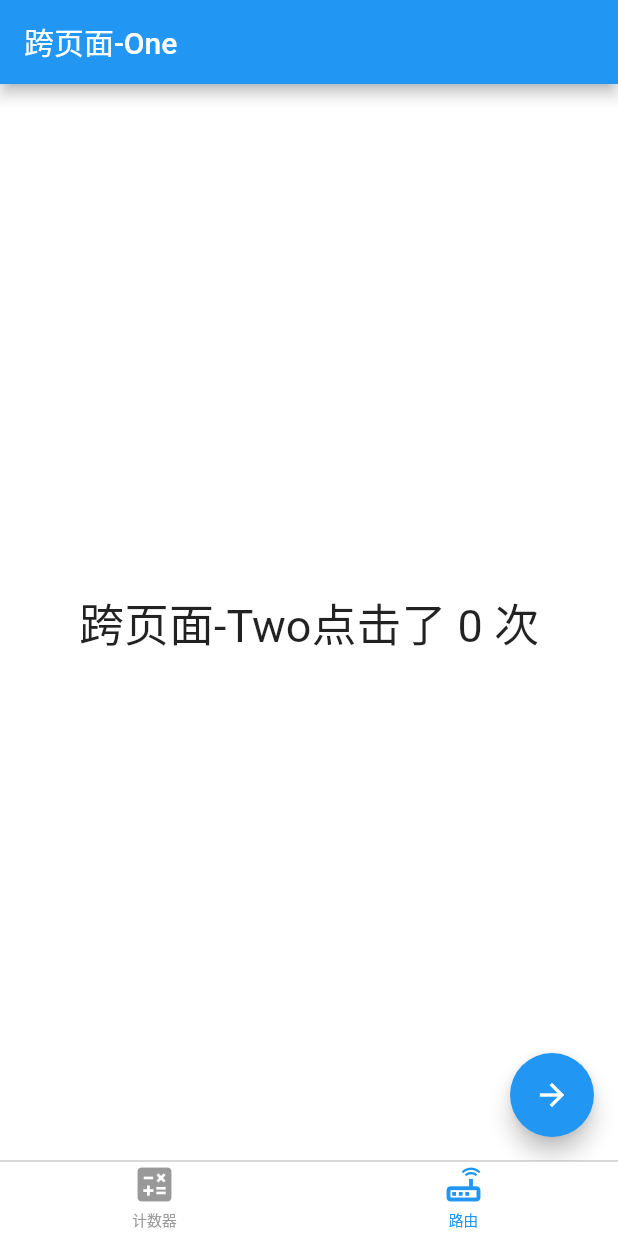
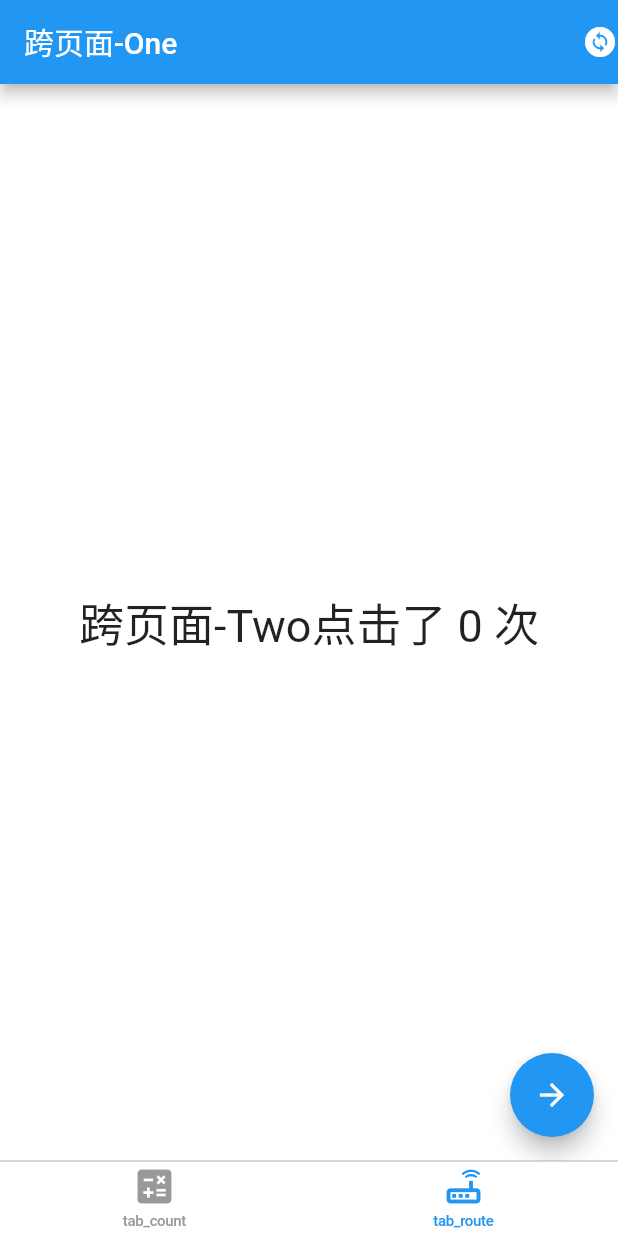
Before and after one commit to KeepStudyingAce/GetXDemo, a Flutter app: the screen it shows after launch, item 2 of the bottom bar chosen, on a phone screen of 412 x 824 dp. Run offline on Flutter 3.47's test engine with Material 2 defaults, Android fonts, the phone set to English and light mode, and no system bars; our stand-ins replace get.

Commit message:
GetX实现国际化

```diff
--- /dev/null
+++ b/lib/app_localizations.dart
@@ -0,0 +1,9 @@
+import 'package:get/get.dart';
+
+class AppLocalizations extends Translations {
+  @override
+  Map<String, Map<String, String>> get keys => {
+        'zh_CN': {"tab_count": "计数器", "tab_route": "路由"},
+        'en_US': {"tab_count": "Count", "tab_route": "Route"},
+      };
+}
--- a/lib/main.dart
+++ b/lib/main.dart
@@ -1,9 +1,11 @@
 import 'package:flutter/cupertino.dart';
 import 'package:flutter/material.dart';
 import 'package:get/get_navigation/src/root/get_material_app.dart';
+import 'package:getx_demo/app_localizations.dart';
 import 'package:getx_demo/pages/counter_get_page.dart';
 import 'package:getx_demo/pages/get_jump_one_page.dart';
 import 'package:getx_demo/route_config.dart';
+import 'package:get/get.dart';
 
 void main() {
   runApp(MyApp());
@@ -14,6 +16,9 @@ class MyApp extends StatelessWidget {
   @override
   Widget build(BuildContext context) {
     return GetMaterialApp(
+      translations: AppLocalizations(), // 你的翻译
+      locale: Locale('en', 'US'), // 将会按照此处指定的语言翻译
+      fallbackLocale: Locale('zh', 'CN'), // 添加一个回调语言选项，以备上面指定的语言翻译不存在
       title: 'Flutter Demo',
       theme: ThemeData(
         primarySwatch: Colors.blue,
@@ -26,12 +31,12 @@ class MyApp extends StatelessWidget {
           backgroundColor: Colors.white,
           items: [
             BottomNavigationBarItem(
-              label: "计数器",
+              label: "tab_count".tr,
               icon: Icon(Icons.calculate),
               activeIcon: Icon(Icons.calculate_outlined),
             ),
             BottomNavigationBarItem(
-              label: "路由",
+              label: "tab_route".tr,
               icon: Icon(Icons.router),
               activeIcon: Icon(Icons.router_outlined),
             )
--- a/lib/pages/counter_build_page.dart
+++ b/lib/pages/counter_build_page.dart
@@ -16,7 +16,7 @@ initState，dispose等：GetBuilder拥有StatefulWidget所有周期回调，可
   Widget build(BuildContext context) {
     return Scaffold(
       appBar: AppBar(
-        title: const Text('GetX(Obx)计数器'),
+        title: const Text('GetX(GetBuilder)计数器'),
       ),
       body: Center(
         child: GetBuilder<CounterGetController>(
--- a/lib/pages/get_jump_one_page.dart
+++ b/lib/pages/get_jump_one_page.dart
@@ -11,7 +11,23 @@ class GetJumpOnePage extends StatelessWidget {
   Widget build(BuildContext context) {
     return Scaffold(
       backgroundColor: Colors.white,
-      appBar: AppBar(title: Text('跨页面-One')),
+      appBar: AppBar(
+        title: Text('跨页面-One'),
+        actions: [
+          GestureDetector(
+            onTap: () {
+              if (Get.locale.countryCode == "CN") {
+                var locale = Locale('en', 'US');
+                Get.updateLocale(locale);
+              } else {
+                var locale = Locale('zh', 'CN');
+                Get.updateLocale(locale);
+              }
+            },
+            child: Icon(Icons.change_circle),
+          )
+        ],
+      ),
       floatingActionButton: FloatingActionButton(
         heroTag: "ssss",
         onPressed: () => logic.toJumpTwo(),
```
Also changed, not shown: pubspec.lock, 1 other file.
